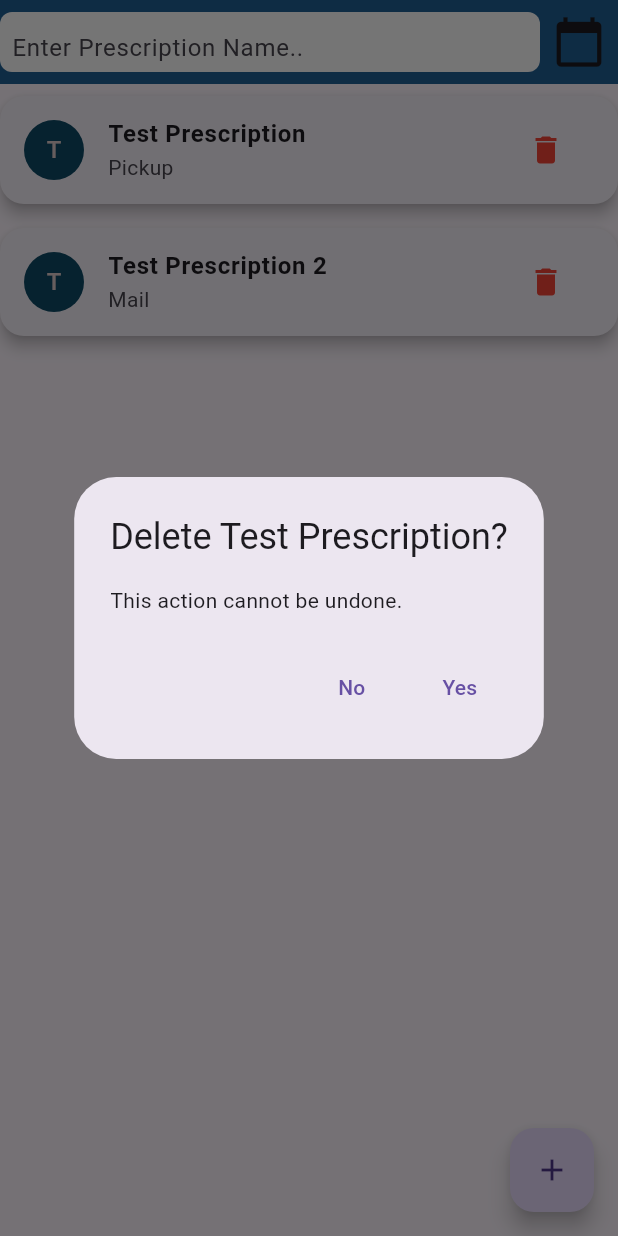
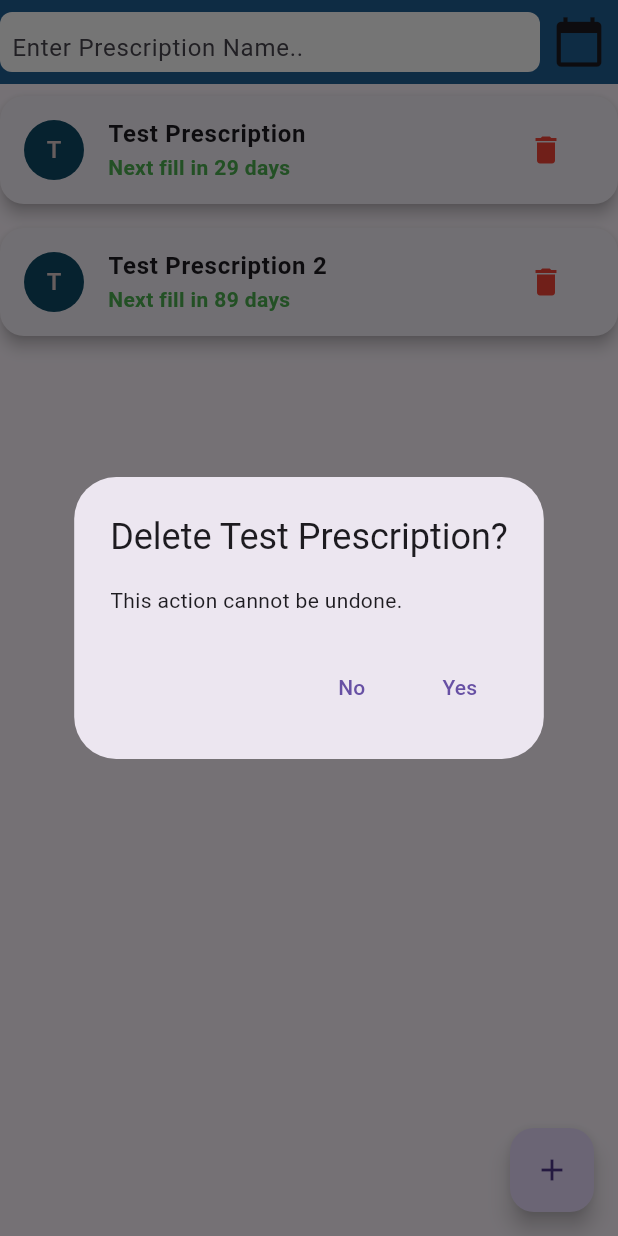
Before and after one commit to andbeaver/MedMinder, a Flutter app: the screen it shows after launch, after a tap on the "delete" icon, on a phone screen of 412 x 824 dp. Run offline on Flutter 3.47's test engine with Material 3 defaults, Android fonts, the phone set to English and light mode, and no system bars; our stand-ins replace flutter_local_notifications, sqflite, timezone; accounts and stored records are empty.

Commit message:
feat: add NotificationService for managing prescription notifications
- Implemented NotificationService to handle local notifications for prescription refills.
- Added methods to initialize notifications, show notifications, and schedule notifications based on prescription refill dates.
- Integrated timezone support for accurate scheduling of notifications.
- Included error handling for notification scheduling and displaying.

```diff
--- a/medminder/lib/main.dart
+++ b/medminder/lib/main.dart
@@ -3,12 +3,29 @@ import 'package:medminder/screens/home_screen.dart';
 import 'package:path/path.dart';
 import 'package:sqflite/sqflite.dart';
 
+import 'package:medminder/services/notification_service.dart';
+
 import 'package:flutter/material.dart';
 
-void main() => runApp(const MyApp());
+void main() async {
+  WidgetsFlutterBinding.ensureInitialized();
+  try {
+    final notificationService = NotificationService();
+    await notificationService.initNotification();
+    await notificationService.scheduleAllNotifications();
+  } catch (e) {
+    // Log but don't crash; continue app startup even if notifications fail
+    print('Error initializing notifications: $e');
+  }
+  runApp(const MyApp());
+}
+
+
 
 class MyApp extends StatelessWidget {
   const MyApp({super.key});
+
+
 
   @override
   Widget build(BuildContext context) {
--- a/medminder/lib/screens/home_screen.dart
+++ b/medminder/lib/screens/home_screen.dart
@@ -4,6 +4,7 @@ import 'package:medminder/repositories/prescription_repository.dart';
 import 'package:medminder/widgets/prescription_form.dart';
 import 'package:medminder/screens/calendar_screen.dart';
 import 'package:medminder/screens/prescription_detail_screen.dart';
+import 'package:medminder/services/notification_service.dart';
 
 class HomePage extends StatefulWidget {
   const HomePage({super.key});
@@ -174,7 +175,13 @@ Future<bool> confirmDelete(Prescription prescription) async{
                     prescription.name,
                     style: const TextStyle(fontWeight: FontWeight.bold),
                   ),
-                  subtitle: Text(prescription.deliveryMethod),
+                  subtitle: Text(
+                    "Next fill in ${prescription.daysUntilNextFill} days",
+                    style: TextStyle(
+                      color: prescription.shouldNotify ? Colors.red : Colors.green,
+                      fontWeight: FontWeight.w600,
+                    ),
+                  ),
                   onTap: (){
                     // Navigate to prescription detail screen
                     Navigator.push(
@@ -198,6 +205,9 @@ Future<bool> confirmDelete(Prescription prescription) async{
                             final deletedCount = await PrescriptionRepository.deletePrescription(prescription.id!);
 
                             if (deletedCount > 0) {
+                              // Cancel scheduled notification for the deleted prescription
+                              await NotificationService().cancelNotification(prescription.id!);
+
                               // Refresh UI
                               setState(() {
                                 prescriptions.removeWhere((p) => p.id == prescription.id);
--- /dev/null
+++ b/medminder/lib/services/notification_service.dart
@@ -0,0 +1,153 @@
+import 'package:flutter_local_notifications/flutter_local_notifications.dart';
+import 'package:medminder/models/prescription.dart';
+import 'package:medminder/repositories/prescription_repository.dart';
+import 'package:timezone/data/latest_all.dart' as tz;
+import 'package:timezone/timezone.dart' as tz;
+
+class NotificationService {
+  final notificationsPlugin = FlutterLocalNotificationsPlugin();
+
+  bool _initialized = false;
+
+  bool get isInitialized => _initialized;
+
+  Future<void> initNotification() async {
+    if (_initialized) return;
+
+    const androidSettings = AndroidInitializationSettings('@mipmap/ic_launcher');
+
+    const iosSettings = DarwinInitializationSettings(
+      requestSoundPermission: true,
+      requestBadgePermission: true,
+      requestAlertPermission: true,
+    );
+
+    const settings = InitializationSettings(
+      android: androidSettings,
+      iOS: iosSettings,
+    );
+
+    await notificationsPlugin.initialize(
+      settings: settings,
+      onDidReceiveNotificationResponse: (NotificationResponse response) {
+        // Handle notification tap or response here if needed.
+      },
+    );
+
+    // Initialize timezone data for scheduled (zoned) notifications
+    tz.initializeTimeZones();
+    // Use system's local timezone; no need for flutter_native_timezone dependency
+
+    _initialized = true;
+  }
+
+
+  NotificationDetails notificationDetails() {
+    const androidDetails = AndroidNotificationDetails(
+      'medminder_channel',
+      'MedMinder Notifications',
+      channelDescription: 'Notifications for prescription refills',
+      importance: Importance.max,
+      priority: Priority.high,
+    );
+
+    const iosDetails = DarwinNotificationDetails();
+
+    return const NotificationDetails(
+      android: androidDetails,
+      iOS: iosDetails,
+    );
+  }
+
+  Future<void> showNotification({
+    required int id,
+    required String title,
+    required String body,
+  }) async {
+    const androidDetails = AndroidNotificationDetails(
+      'medminder_channel',
+      'MedMinder Notifications',
+      channelDescription: 'Notifications for prescription refills',
+      importance: Importance.max,
+      priority: Priority.high,
+    );
+
+    const iosDetails = DarwinNotificationDetails();
+
+    const details = NotificationDetails(
+      android: androidDetails,
+      iOS: iosDetails,
+    );
+
+    await notificationsPlugin.show(
+      id: id,
+      title: title,
+      body: body,
+      notificationDetails: details,
+    );
+  }
+
+  /// Schedule a notification for a single prescription.
+  /// Schedules at 9:00 AM local time on (nextFillDate - noticeDays).
+  Future<void> scheduleNotificationForPrescription(Prescription p) async {
+    if (!_initialized) await initNotification();
+
+    final scheduledDate = p.nextFillDate.subtract(Duration(days: p.noticeDays));
+    final scheduledDateTime = DateTime(
+      scheduledDate.year,
+      scheduledDate.month,
+      scheduledDate.day,
+      9,
+    );
+
+    if (scheduledDateTime.isBefore(DateTime.now())) {
+      // Don't schedule notifications in the past - show immediately instead for testing
+      print('Scheduled time is in the past, showing immediately: ${p.name}');
+      try {
+        await showNotification(
+          id: p.id ?? p.hashCode,
+          title: p.name,
+          body: 'Refill due on ${p.nextFillDate.toLocal().toString().split(' ')[0]}',
+        );
+      } catch (e) {
+        print('Failed to show immediate notification for ${p.name}: $e');
+      }
+      return;
+    }
+
+    final details = notificationDetails();
+
+    try {
+      await notificationsPlugin.zonedSchedule(
+        id: p.id ?? p.hashCode,
+        title: p.name,
+        body: 'Refill due on ${p.nextFillDate.toLocal().toString().split(' ')[0]}',
+        scheduledDate: tz.TZDateTime.from(scheduledDateTime, tz.local),
+        notificationDetails: details,
+        androidScheduleMode: AndroidScheduleMode.inexactAllowWhileIdle,
+        matchDateTimeComponents: DateTimeComponents.dateAndTime,
+      );
+    } catch (e) {
+      // Permission denied or other error; fail silently (can log in production)
+      print('Failed to schedule notification for ${p.name}: $e');
+    }
+  }
+
+  /// Cancel a scheduled notification by id.
+  Future<void> cancelNotification(int id) async {
+    await notificationsPlugin.cancel(id: id);
+  }
+
+  /// Schedule notifications for all prescriptions in the database.
+  Future<void> scheduleAllNotifications() async {
+    try {
+      final all = await PrescriptionRepository.getPrescriptions();
+      for (final p in all) {
+        await scheduleNotificationForPrescription(p);
+      }
+    } catch (e) {
+      // Log but don't crash; app startup should not be blocked by notification errors
+      print('Error scheduling all notifications: $e');
+    }
+  }
+}
--- a/medminder/lib/widgets/prescription_form.dart
+++ b/medminder/lib/widgets/prescription_form.dart
@@ -2,6 +2,7 @@
 import 'package:flutter/material.dart';
 import 'package:medminder/models/prescription.dart';
 import 'package:medminder/repositories/prescription_repository.dart';
+import 'package:medminder/services/notification_service.dart';
 
 class PrescriptionForm extends StatefulWidget {
   const PrescriptionForm({super.key});
@@ -34,7 +35,10 @@ class _PrescriptionFormState extends State<PrescriptionForm> {
         deliveryMethod: deliveryMethod
       );
 
-      await PrescriptionRepository.addPrescription(prescription);
+      final id = await PrescriptionRepository.addPrescription(prescription);
+      // Schedule notification for the newly added prescription
+      prescription.id = id;
+      await NotificationService().scheduleNotificationForPrescription(prescription);
       Navigator.of(context).pop(true); // Return true to indicate a new prescription was added
     }
   }
--- a/medminder/pubspec.yaml
+++ b/medminder/pubspec.yaml
@@ -36,6 +36,8 @@ dependencies:
   sqflite: ^2.4.2
   sqflite_common_ffi: ^2.3.2
   sqflite_common_ffi_web: ^1.1.1
+  flutter_local_notifications: ^21.0.0
+  timezone: ^0.11.0
 
 
 dev_dependencies:
```
Also changed, not shown: medminder/pubspec.lock, 6 other files.
